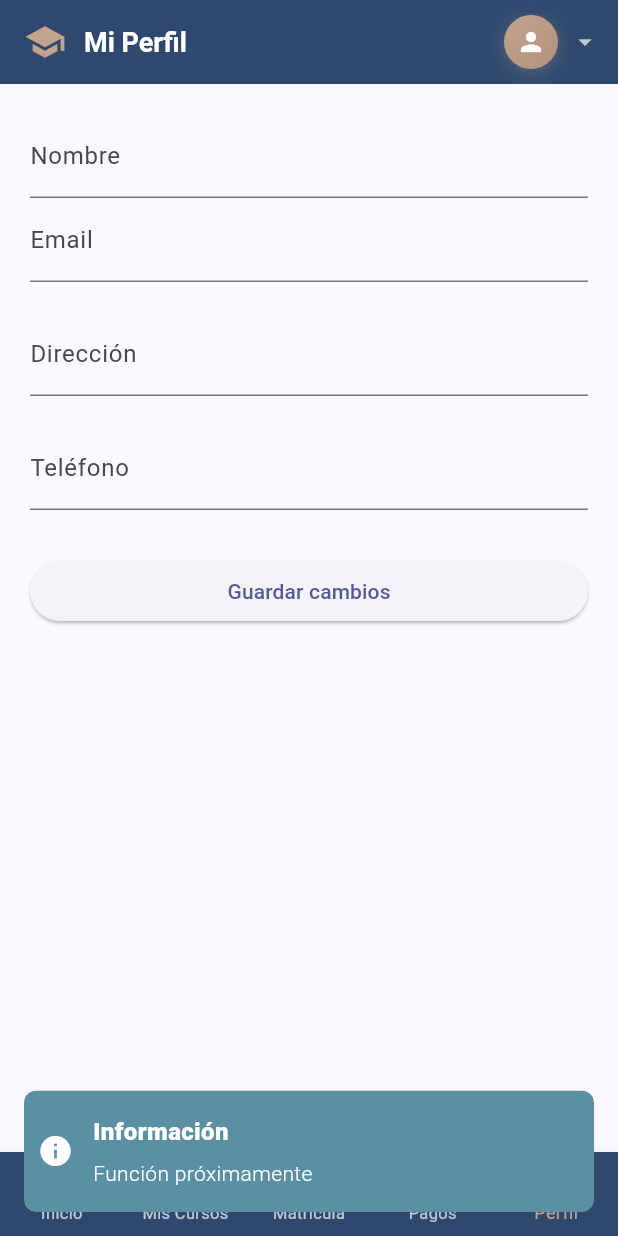
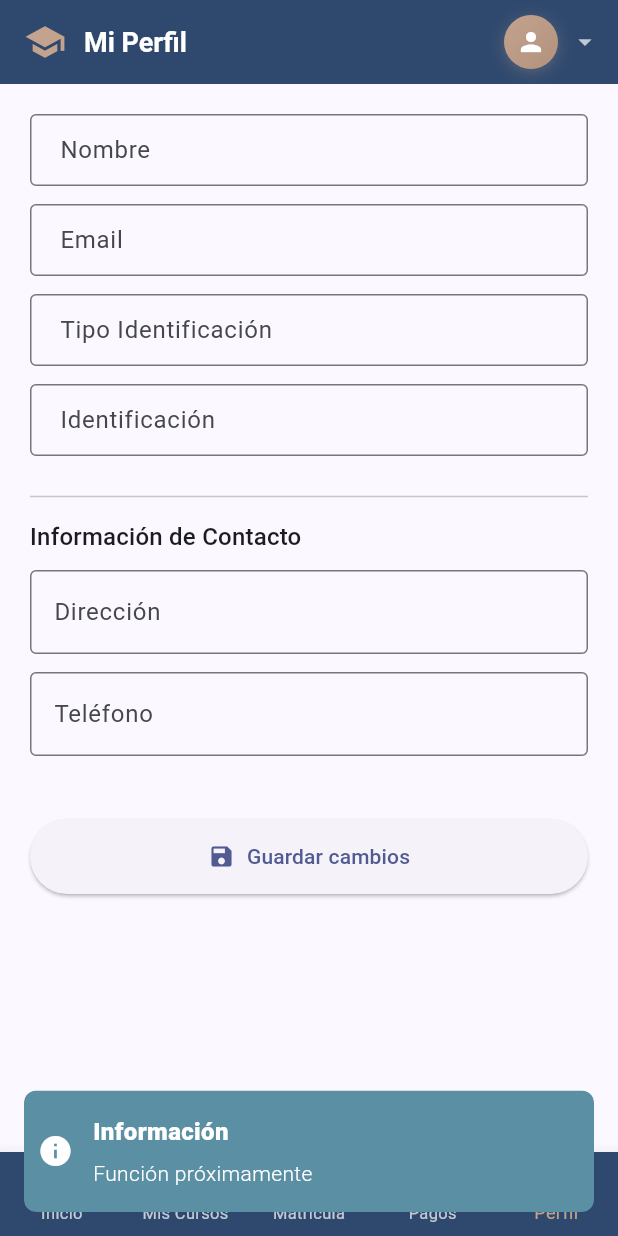
Before and after one commit to FonsecaAj/Avatar_Mobile, a Flutter app: the PerfilScreen widget shown alone on an empty page, opened directly, item 5 of the bottom bar chosen, on a phone screen of 412 x 824 dp. Run offline on Flutter 3.47's test engine with Material 3 defaults, Android fonts, the light colour scheme and no system bars; our stand-ins replace flutter_secure_storage, get; accounts and stored records are empty; network calls fail.

Commit message:
PERFIL USUARIO

```diff
--- a/lib/controllers/perfil_usuario_controller.dart
+++ b/lib/controllers/perfil_usuario_controller.dart
@@ -1,66 +1,106 @@
 import 'package:get/get.dart';
+import 'package:modulo_mobil/services/perfil_usuario_service.dart';
 import 'package:modulo_mobil/models/perfil_usuario.dart';
-import 'package:modulo_mobil/services/perfil_usuario_service.dart';
 import 'package:modulo_mobil/controllers/LoginController.dart';
 
 class PerfilController extends GetxController {
-  final PerfilUsuarioService _service = PerfilUsuarioService();
 
-  var loading = false.obs;
-  var perfil = Rx<PerfilUsuario?>(null);
+  // 1. Instancia del Servicio de API
+  // Get.put() asegura que el servicio se inicie solo una vez.
+  final PerfilApiService perfilService = Get.put(PerfilApiService());
+
+  // 2. Variables Observables de Estado
+
+  // Almacena la información del perfil del usuario (observable)
+  var perfilUsuario = Rx<PerfilUsuario?>(null);
+
+  // Indicador de si el perfil está cargando por primera vez
+  var cargando = false.obs;
+
+  // Indicador de si el perfil se está actualizando
+  var actualizando = false.obs;
 
   @override
   void onInit() {
+    // Intenta cargar el perfil automáticamente al iniciar el controlador
+    cargarPerfil();
     super.onInit();
-    cargarPerfil();
   }
 
+  // --- Método: Cargar Perfil ---
   Future<void> cargarPerfil() async {
-    loading.value = true;
+    // Evita cargas duplicadas si ya está cargando
+    if (cargando.value) return;
 
-    try {
-      final login = Get.find<LoginController>();
+    cargando.value = true;
 
-      final email = login.usuarioActual.value?.email ?? "";
-      final token = await login.obtenerAccessToken() ?? "";
+    // 1. Obtener el email del usuario (usando un controlador de Login existente)
+    // Asumo que tu LoginController tiene una propiedad para el usuario actual o el email
+    final loginController = Get.find<LoginController>();
+    final email = loginController.usuarioActual.value?.email ?? "";
 
-      if (email.isEmpty || token.isEmpty) {
-        loading.value = false;
-        return;
-      }
+    if (email.isEmpty) {
+      cargando.value = false;
+      Get.snackbar('Error', 'No se encontró el email del usuario para cargar el perfil.');
+      return;
+    }
 
-      final data = await _service.ObtenerPefilUsuario(email, token);
-      perfil.value = data;
-    } catch (e) {
-      print("Error al cargar perfil: $e");
-    } finally {
-      loading.value = false;
+    // 2. Llamar al servicio
+    final perfilObtenido = await perfilService.obtenerPerfil(email);
+
+    // 3. Actualizar el estado
+    if (perfilObtenido != null) {
+      perfilUsuario.value = perfilObtenido;
+    } else {
+      Get.snackbar('Error', 'No se pudo cargar la información del perfil desde el servidor.');
     }
+
+    cargando.value = false;
   }
 
-  // Future<bool> actualizarPerfil(String telefono, String direccion) async {
-  //   loading.value = true;
+  // --- Método: Actualizar Perfil (Edición) ---
+  Future<bool> actualizarPerfil({
+    required String nuevaDireccion,
+    required String nuevoTelefono,
+  }) async {
+    // Evita actualizaciones duplicadas
+    if (actualizando.value) return false;
 
-  //   try {
-  //     final login = Get.find<LoginController>();
-  //     final token = await login.obtenerAccessToken() ?? "";
+    // Verificación de datos
+    final perfilActual = perfilUsuario.value;
+    if (perfilActual == null) {
+      Get.snackbar('Error', 'Perfil no cargado. No se puede actualizar.');
+      return false;
+    }
 
-  //     if (perfil.value == null || token.isEmpty) return false;
+    // Evitar llamar a la API si los datos no cambiaron
+    if (perfilActual.direccion == nuevaDireccion && perfilActual.telefono == nuevoTelefono) {
+        Get.snackbar('Información', 'No hay cambios para guardar.');
+        return true;
+    }
 
-  //     final actualizado = PerfilUsuario(
-  //       email: perfil.value!.email,
-  //       nombre: perfil.value!.nombre,
-  //       direccion: direccion,
-  //       telefono: telefono,
-  //     );
+    actualizando.value = true;
 
-  //     return await _service.actualizarPerfil(actualizado, token);
-  //   } catch (e) {
-  //     print("Error al actualizar perfil: $e");
-  //     return false;
-  //   } finally {
-  //     loading.value = false;
-  //     await cargarPerfil();
-  //   }
-  // }
+    // Llamar al servicio de actualización
+    final exito = await perfilService.actualizarPerfil(
+      email: perfilActual.email, // El email es clave y se obtiene del modelo ya cargado
+      direccion: nuevaDireccion,
+      telefono: nuevoTelefono,
+    );
+
+    // 4. Actualizar el estado del controlador si fue exitoso
+    if (exito) {
+      // Usamos copyWith para crear una nueva instancia y notificar a GetX
+      perfilUsuario.value = perfilActual.copyWith(
+        direccion: nuevaDireccion,
+        telefono: nuevoTelefono,
+      );
+      Get.snackbar('Éxito', 'Perfil actualizado correctamente.', duration: Duration(seconds: 2));
+    } else {
+      Get.snackbar('Error', 'Fallo al actualizar el perfil en el servidor. Intente de nuevo.');
+    }
+
+    actualizando.value = false;
+    return exito;
+  }
 }
--- a/lib/models/perfil_usuario.dart
+++ b/lib/models/perfil_usuario.dart
@@ -1,28 +1,66 @@
 class PerfilUsuario {
+
+  // Campos a mostrar (incluyendo los nuevos)
   final String email;
   final String nombre;
+  final String tipoIdentificacion; // Usamos camelCase en Dart por convención
+  final String identificacion;
+
+  // Campos que pueden ser nulos en la respuesta y son editables
   final String direccion;
   final String telefono;
 
+  // 1. Constructor
   PerfilUsuario({
     required this.email,
     required this.nombre,
+    required this.tipoIdentificacion,
+    required this.identificacion,
     required this.direccion,
     required this.telefono,
   });
 
+  // 2. Método de fábrica para crear la instancia desde el JSON (API GET response)
   factory PerfilUsuario.fromJson(Map<String, dynamic> json) {
+    // Usamos 'tipo_Identificacion' para coincidir con la respuesta del API,
+    // pero lo almacenamos como 'tipoIdentificacion' en la clase.
     return PerfilUsuario(
-      email: json['email'] ?? '',
-      nombre: json['nombre'] ?? '',
-      direccion: json['direccion'] ?? '',
-      telefono: json['telefono'] ?? '',
+      email: json['email'] as String? ?? '',
+      nombre: json['nombre'] as String? ?? '',
+      tipoIdentificacion: json['tipo_Identificacion'] as String? ?? '',
+      identificacion: json['identificacion'] as String? ?? '',
+
+      // Manejamos 'null' para 'direccion' y 'telefono'
+      direccion: json['direccion'] as String? ?? '',
+      telefono: json['telefono'] as String? ?? '',
     );
   }
 
+  // 3. Método copyWith (ESENCIAL para el PerfilController y la inmutabilidad)
+  // Permite crear una copia del objeto con valores específicos modificados.
+  PerfilUsuario copyWith({
+    String? email,
+    String? nombre,
+    String? tipoIdentificacion,
+    String? identificacion,
+    String? direccion,
+    String? telefono,
+  }) {
+    return PerfilUsuario(
+      email: email ?? this.email,
+      nombre: nombre ?? this.nombre,
+      tipoIdentificacion: tipoIdentificacion ?? this.tipoIdentificacion,
+      identificacion: identificacion ?? this.identificacion,
+      direccion: direccion ?? this.direccion,
+      telefono: telefono ?? this.telefono,
+    );
+  }
+
+  // 4. Método para convertir el modelo a JSON (API PUT/POST request body)
+  // Incluye el email, ya que es requerido por el endpoint de edición
   Map<String, dynamic> toJson() => {
-        "email": email,
-        "direccion": direccion,
-        "telefono": telefono,
-      };
+    "email": email, // Requerido para la edición
+    "direccion": direccion,
+    "telefono": telefono,
+  };
 }
--- a/lib/screens/perfil_screen.dart
+++ b/lib/screens/perfil_screen.dart
@@ -1,62 +1,166 @@
 import 'package:flutter/material.dart';
 import 'package:get/get.dart';
+// Asegúrate de que esta sea la ruta correcta a tu controlador
 import 'package:modulo_mobil/controllers/perfil_usuario_controller.dart';
 import 'package:modulo_mobil/widgets/main_layout.dart';
-import 'package:modulo_mobil/services/notification_service.dart';
+import 'package:modulo_mobil/services/notification_service.dart'; // Asumo que existe
 
 class PerfilScreen extends StatelessWidget {
+
+  // Usamos Get.find() si el controlador fue inicializado en otro lugar (ej. Bindings)
+  // Pero Get.put() es adecuado si este es el primer lugar donde lo inicializas.
+  final PerfilController controller = Get.put(PerfilController());
+
+  // Controladores de texto para los campos editables
+  // Se recomienda inicializarlos con valores por defecto o vacíos.
+  final TextEditingController direccionCtrl = TextEditingController();
+  final TextEditingController telefonoCtrl = TextEditingController();
+
   PerfilScreen({super.key});
 
-  final PerfilController controller = Get.put(PerfilController());
+  // Widget helper para campos NO editables (datos de solo lectura)
+  Widget _campo(String label, String value) {
+    return Padding(
+      padding: const EdgeInsets.only(bottom: 12.0),
+      child: TextField(
+        readOnly: true,
+        decoration: InputDecoration(
+          labelText: label,
+          border: const OutlineInputBorder(),
+          // Se usa para mostrar el valor de forma estática
+          contentPadding: const EdgeInsets.symmetric(horizontal: 16, vertical: 12),
+        ),
+        // IMPORTANTE: Crear un nuevo TextEditingController solo para lectura
+        controller: TextEditingController(text: value),
+      ),
+    );
+  }
 
-  final TextEditingController direccionCtrl = TextEditingController();
-  final TextEditingController telefonoCtrl = TextEditingController();
+  // Widget helper para campos editables
+  Widget _editable(String label, TextEditingController ctrl) {
+    return Padding(
+      padding: const EdgeInsets.only(bottom: 12.0),
+      child: TextField(
+        decoration: InputDecoration(
+          labelText: label,
+          border: const OutlineInputBorder(),
+        ),
+        controller: ctrl,
+        keyboardType: label == "Teléfono" ? TextInputType.phone : TextInputType.streetAddress,
+      ),
+    );
+  }
 
   @override
   Widget build(BuildContext context) {
     return MainLayout(
       title: "Mi Perfil",
-      currentIndex: 4,
+      currentIndex: 4, // Asumiendo que es el índice 4 en tu navegación
       child: Obx(() {
-        if (controller.loading.value) {
+        // --- 1. Estado de Carga Inicial ---
+        if (controller.cargando.value && controller.perfilUsuario.value == null) {
           return const Center(child: CircularProgressIndicator());
         }
 
-        if (controller.perfil.value == null) {
-          return const Center(child: Text("No se pudo cargar el perfil."));
+        // --- 2. Estado de Error/No Encontrado ---
+        if (controller.perfilUsuario.value == null) {
+          return Center(
+            child: Column(
+              mainAxisAlignment: MainAxisAlignment.center,
+              children: [
+                const Text("No se pudo cargar el perfil.", style: TextStyle(fontSize: 16)),
+                const SizedBox(height: 10),
+                ElevatedButton(
+                  onPressed: controller.cargarPerfil,
+                  child: const Text("Intentar de Nuevo"),
+                ),
+              ],
+            ),
+          );
         }
 
-        final p = controller.perfil.value!;
-        direccionCtrl.text = p.direccion;
-        telefonoCtrl.text = p.telefono;
+        // --- 3. Perfil Cargado Correctamente ---
+        final perfil = controller.perfilUsuario.value!;
 
-        return Padding(
+        // ******************************************************
+        // IMPORTANTE: Sincronizar los controladores de texto SOLO
+        // cuando el perfil cambie o se cargue inicialmente.
+        // GetX gestiona este cambio, pero debemos evitar sobrescribir
+        // la entrada del usuario constantemente. Usamos un condicional
+        // para solo inicializar si están vacíos.
+        if (direccionCtrl.text.isEmpty && perfil.direccion.isNotEmpty) {
+          direccionCtrl.text = perfil.direccion;
+        }
+        if (telefonoCtrl.text.isEmpty && perfil.telefono.isNotEmpty) {
+          telefonoCtrl.text = perfil.telefono;
+        }
+        // ******************************************************
+
+
+        // Determina si el botón debe estar deshabilitado
+        final bool isSaving = controller.actualizando.value;
+        final bool canSave = !isSaving;
+
+        return SingleChildScrollView(
           padding: const EdgeInsets.all(20),
-          child: ListView(
+          child: Column(
+            crossAxisAlignment: CrossAxisAlignment.stretch,
             children: [
-              _campo("Nombre", p.nombre),
-              _campo("Email", p.email),
-              const SizedBox(height: 20),
+              // --- Campos de Solo Lectura ---
+              _campo("Nombre", perfil.nombre),
+              _campo("Email", perfil.email),
+              _campo("Tipo Identificación", perfil.tipoIdentificacion),
+              _campo("Identificación", perfil.identificacion),
+
+              const Divider(height: 30),
+
+              // --- Campos Editables ---
+              Text("Información de Contacto", style: Get.textTheme.titleMedium),
+              const SizedBox(height: 10),
+
               _editable("Dirección", direccionCtrl),
-              const SizedBox(height: 20),
               _editable("Teléfono", telefonoCtrl),
+
               const SizedBox(height: 30),
-              ElevatedButton(
-                onPressed: () async {
+
+              // --- Botón de Guardar ---
+              ElevatedButton.icon(
+                onPressed: canSave ? () async {
+                  // Validación simple de no vacíos (puedes agregar más)
+                  if (direccionCtrl.text.isEmpty || telefonoCtrl.text.isEmpty) {
+                      NotificationService.showError("Dirección y Teléfono no pueden estar vacíos.");
+                      return;
+                  }
+
+                  // Llamada al método de actualización
                   final ok = await controller.actualizarPerfil(
-                    telefonoCtrl.text,
-                    direccionCtrl.text,
+                    nuevaDireccion: direccionCtrl.text,
+                    nuevoTelefono: telefonoCtrl.text,
                   );
 
+                  // Mostrar notificaciones usando el servicio (ya que el controller solo usa Get.snackbar)
+                  // Esto se ejecuta solo si la actualización fue manejada correctamente por el controller/service
                   if (ok) {
-                    NotificationService.showSuccess(
-                        "Perfil actualizado correctamente");
+                    NotificationService.showSuccess("Perfil actualizado correctamente");
                   } else {
-                    NotificationService.showError(
-                        "Error al actualizar perfil");
+                    // Si falla, el controlador ya debería haber mostrado un Get.snackbar de error,
+                    // pero podemos mostrar un fallback si es necesario.
+                    // NotificationService.showError("Error al actualizar perfil");
                   }
-                },
-                child: const Text("Guardar cambios"),
+                } : null, // Deshabilita si está guardando
+
+                icon: isSaving
+                    ? const SizedBox(
+                        width: 20,
+                        height: 20,
+                        child: CircularProgressIndicator(strokeWidth: 2, color: Colors.white),
+                      )
+                    : const Icon(Icons.save),
+
+                label: Text(isSaving ? "Guardando..." : "Guardar cambios"),
+                style: ElevatedButton.styleFrom(
+                  padding: const EdgeInsets.symmetric(vertical: 15),
+                ),
               )
             ],
           ),
@@ -64,19 +168,4 @@ class PerfilScreen extends StatelessWidget {
       }),
     );
   }
-
-  Widget _campo(String label, String value) {
-    return TextField(
-      readOnly: true,
-      decoration: InputDecoration(labelText: label),
-      controller: TextEditingController(text: value),
-    );
-  }
-
-  Widget _editable(String label, TextEditingController ctrl) {
-    return TextField(
-      decoration: InputDecoration(labelText: label),
-      controller: ctrl,
-    );
-  }
 }
```
Also changed, not shown: lib/services/perfil_usuario_service.dart (+83 -9 lines), pubspec.lock.
